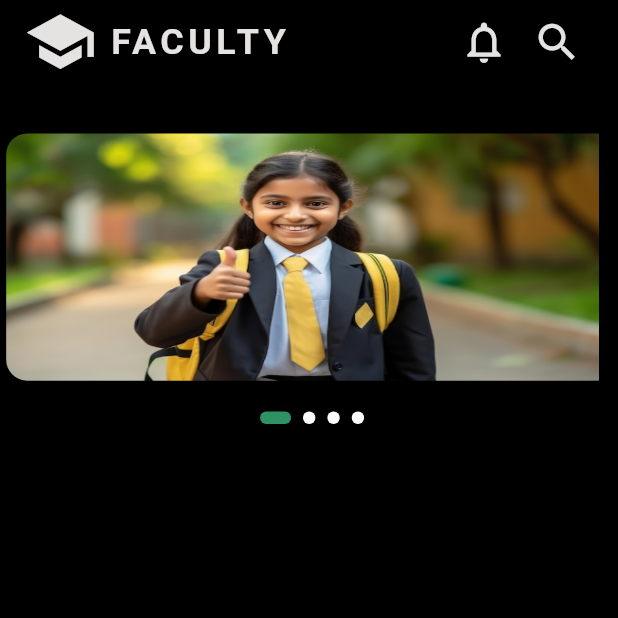
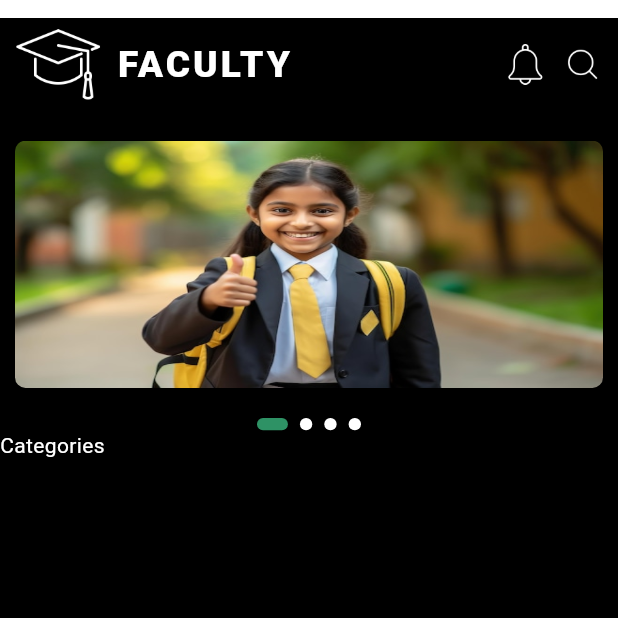
Before and after one commit to Son-Of-Christ/FACULTY_App, a Flutter app: the screen it shows after launch, on a phone screen of 412 x 824 dp, the top half of it. Run offline on Flutter 3.47's test engine with Material 3 defaults, Android fonts, the phone set to English and light mode, and no system bars; drawn by our look-alikes of smooth_page_indicator.

Commit message:
responsive to each screen and dynamic pages

```diff
--- a/lib/main.dart
+++ b/lib/main.dart
@@ -1,7 +1,12 @@
+import 'dart:ui';
+
+import 'package:flutter/cupertino.dart';
 import 'package:flutter/material.dart';
+import 'package:flutter/widgets.dart';
 import 'Splash_Screen.dart';
 import 'MiddleSplash.dart';
 import 'Navphotopage1.dart';
+import 'ViewCategoriesPage.dart';
 import 'package:smooth_page_indicator/smooth_page_indicator.dart';
 
 void main() => runApp(MaterialApp(
@@ -11,6 +16,7 @@ void main() => runApp(MaterialApp(
         '/MiddleSplash': (context) => MiddleSplash(),
         '/home': (context) => Home(),
         '/Navphotopage1': (context) => Navphotopage1(),
+        '/ViewCategoriesPage': (context) => ViewCategoriesPage(),
       },
     ));
 
@@ -23,199 +29,140 @@ class Home extends StatefulWidget {
 
 class _HomeState extends State<Home> {
   final PageController _pageController = PageController();
+  final List<Map<String, String>> pages = [
+    {'image': 'assets/first.jpg', 'route': '/Navphotopage1'},
+    {'image': 'assets/second.jpg', 'route': '/Navphotopage2'},
+    {'image': 'assets/ Third.jpg', 'route': '/Navphotopage3'},
+    {'image': 'assets/fourth.png', 'route': '/Navphotopage4'},
+  ];
 
   @override
   Widget build(BuildContext context) {
-    final double screenHeight = MediaQuery.of(context).size.height;
-    final double screenWidth = MediaQuery.of(context).size.width;
-    final bool isLandscape =
-        MediaQuery.of(context).orientation == Orientation.landscape;
-
-    return SafeArea(
+    //getting size of the screen or dimension
+    final size = MediaQuery.of(context).size;
+//get the screen orientation,portrait or landscape
+    final isPortrait = size.height > size.width;
+//calculate dynamic sizes
+    final double appbarHeight =
+        isPortrait ? size.height * 0.075 : size.height * 0.13;
+    final double textSize =
+        isPortrait ? size.height * 0.03 : size.height * 0.06;
+    final double iconSize =
+        isPortrait ? size.height * 0.07 : size.height * 0.15;
+    final double imageSize =
+        isPortrait ? size.height * 0.033 : size.height * 0.07;
+    final double pageHeight = isPortrait ? size.height / 5 : size.height / 2;
+    final double dotSize =
+        isPortrait ? size.height * 0.01 : size.height * 0.022;
+    final double actdotSize =
+        isPortrait ? size.width * 0.05 : size.width * 0.05;
+    return Padding(
+      padding: EdgeInsets.only(top: 12),
       child: Scaffold(
         backgroundColor: Colors.black,
         appBar: AppBar(
+          automaticallyImplyLeading: false,
+          titleSpacing: isPortrait ? 10 : 5,
           backgroundColor: Colors.black,
           foregroundColor: Colors.black,
-          automaticallyImplyLeading: false,
           title: Row(
             children: [
-              Icon(
-                Icons.school_sharp,
-                size: screenHeight / 17,
-                color: Color.fromARGB(255, 229, 226, 226),
+              Image.asset(
+                'assets/education.png',
+                color: Colors.white,
+                height: iconSize,
               ),
               SizedBox(
-                width: screenWidth * 0.02,
+                width: 10,
               ),
               Text(
                 'FACULTY',
                 style: TextStyle(
-                  fontSize: screenHeight * 0.029,
-                  letterSpacing: 3.0,
-                  fontWeight: FontWeight.bold,
-                  color: Color.fromARGB(255, 229, 226, 226),
+                  color: Colors.white,
+                  fontWeight: FontWeight.w900,
+                  letterSpacing: 2,
+                  fontSize: textSize,
                 ),
               ),
               Spacer(),
-              IconButton(
-                icon: Icon(
-                  Icons.notifications_none_outlined,
-                  size: screenHeight * 0.04,
-                  color: Color.fromARGB(255, 229, 226, 226),
+              GestureDetector(
+                onTap: () {},
+                child: Image.asset(
+                  'assets/bell.png',
+                  height: imageSize,
+                  color: Colors.white,
                 ),
-                onPressed: () {
-                  print('You have Clicked The Button');
-                },
               ),
-              IconButton(
-                icon: Icon(
-                  Icons.search,
-                  size: screenHeight * 0.04,
-                  color: Color.fromARGB(255, 229, 226, 226),
+              SizedBox(width: 11),
+              GestureDetector(
+                onTap: () {},
+                child: Image.asset(
+                  'assets/search.png',
+                  height: imageSize,
+                  color: Colors.white,
                 ),
-                onPressed: () {},
-              )
+              ),
             ],
           ),
+          toolbarHeight: appbarHeight,
         ),
         body: Padding(
-          padding: EdgeInsets.fromLTRB(
-              screenWidth * 0.01, screenHeight * 0.01, 0, 0),
+          padding: EdgeInsets.only(top: 20),
           child: Column(
-            children: <Widget>[
-              SizedBox(
-                height: screenHeight * 0.03,
-              ),
-              SizedBox(
-                height: isLandscape
-                    ? screenHeight / 2
-                    : screenHeight /
-                        5, // PageView takes one-fourth of the screen height
-                child: PageView(
+            children: [
+              Container(
+                  height: pageHeight,
+                  child: PageView.builder(
                       controller: _pageController,
-                  scrollDirection: Axis.horizontal,
-                  children: [
-                    GestureDetector(
+                      itemCount: pages.length,
+                      itemBuilder: (context, index) {
+                        final page = pages[index];
+                        return Padding(
+                          padding: EdgeInsets.symmetric(horizontal: 10),
+                          child: GestureDetector(
                               onTap: () {
-                        Navigator.pushNamed(context, '/Navphotopage1');
+                                Navigator.pushNamed(context, page['route']!);
                               },
                               child: ClipRRect(
-                        borderRadius: BorderRadius.circular(
-                            14.0), // Change the border radius here
-                        child: LayoutBuilder(
-                          builder: (context, constraints) {
-                            return Container(
-                              margin:
-                                  EdgeInsets.only(right: screenWidth * 0.03),
-                              child: Image.asset(
-                                'assets/first.jpg',
+                                borderRadius: BorderRadius.circular(7),
+                                child: Container(
+                                  decoration: BoxDecoration(
+                                    image: DecorationImage(
+                                      image: AssetImage(page['image']!),
                                       fit: BoxFit.fill,
-                                height: constraints.maxHeight,
-                                width: constraints.maxWidth,
-                              ),
-                            );
-                          },
                                     ),
                                   ),
                                 ),
-                    GestureDetector(
-                      onTap: () {
-                        Navigator.pushNamed(context, '/Navphotopage2');
-                      },
-                      child: ClipRRect(
-                        borderRadius: BorderRadius.circular(
-                            14.0), // Change the border radius here
-                        child: LayoutBuilder(
-                          builder: (context, constraints) {
-                            return Container(
-                              margin:
-                                  EdgeInsets.only(right: screenWidth * 0.03),
-                              color: Colors.blue,
-                              child: Image.asset(
-                                'assets/second.jpg',
-                                fit: BoxFit.fill,
-                                height: constraints.maxHeight,
-                                width: constraints.maxWidth,
-                              ),
+                              )),
                         );
-                          },
-                        ),
-                      ),
-                    ),
-                    GestureDetector(
-                      onTap: () {
-                        Navigator.pushNamed(context, '/Navphotopage3');
-                      },
-                      child: ClipRRect(
-                        borderRadius: BorderRadius.circular(
-                            14.0), // Change the border radius here
-                        child: LayoutBuilder(
-                          builder: (context, constraints) {
-                            return Container(
-                              margin:
-                                  EdgeInsets.only(right: screenWidth * 0.03),
-                              color: Colors.pink,
-                              child: Image.asset(
-                                'assets/Third.jpg',
-                                fit: BoxFit.fill,
-                                height: constraints.maxHeight,
-                                width: constraints.maxWidth,
-                              ),
-                            );
-                          },
-                        ),
-                      ),
-                    ),
-                    GestureDetector(
-                      onTap: () {
-                        Navigator.pushNamed(context, '/Navphotopage4');
-                      },
-                      child: ClipRRect(
-                        borderRadius: BorderRadius.circular(
-                            14.0), // Change the border radius here
-                        child: LayoutBuilder(
-                          builder: (context, constraints) {
-                            return Container(
-                              margin:
-                                  EdgeInsets.only(right: screenWidth * 0.03),
-                              color: Colors.green,
-                              child: Image.asset(
-                                'assets/fourth.png',
-                                fit: BoxFit.fill,
-                                height: constraints.maxHeight,
-                                width: constraints.maxWidth,
-                              ),
-                            );
-                          },
-                        ),
-                      ),
-                    ),
-                  ],
-                  onPageChanged: (index) {
-                    // You can handle page change here if needed
-                  },
-                ),
-              ),
-              SizedBox(
-                  height: screenHeight *
-                      0.025), // Space between PageView and indicator
-              SmoothPageIndicator(
+                      })),
+              Padding(
+                padding: EdgeInsets.only(top: 20),
+                child: SmoothPageIndicator(
                   controller: _pageController,
-                count: 4, // Number of pages
+                  count: pages.length,
                   effect: CustomizableEffect(
                       activeDotDecoration: DotDecoration(
-                      width: screenWidth * 0.05,
-                      height: screenHeight * 0.01,
+                        width: actdotSize,
+                        height: dotSize,
                         color: Color.fromARGB(255, 46, 146, 101),
                         borderRadius: BorderRadius.circular(4),
                       ),
                       dotDecoration: DotDecoration(
-                      width: screenWidth * 0.02,
-                      height: screenHeight * 0.01,
+                        width: dotSize,
+                        height: dotSize,
                         color: Colors.white,
                         borderRadius: BorderRadius.circular(4),
                       )),
+                ),
+              ),
+              Row(
+                children: [
+                  Text(
+                    'Categories',
+                    style: TextStyle(color: Colors.white),
+                  ),
+                ],
               ),
             ],
           ),
```
Also changed, not shown: lib/MiddleSplash.dart (+9 -5 lines), lib/Splash_Screen.dart (+8 -4 lines), lib/ViewCategoriesPage.dart (added, +53 -0 lines), assets/Law.png (added), assets/bell.png (added), assets/business.png (added), assets/code.png (added), assets/design.png (added), assets/education.png (added), assets/finances.png (added), assets/flutter.png (added), assets/lifestyle.png (added), assets/marketing.png (added), assets/office.png (added), 2 more files. Lines whose indentation alone changed are shown as unchanged.
